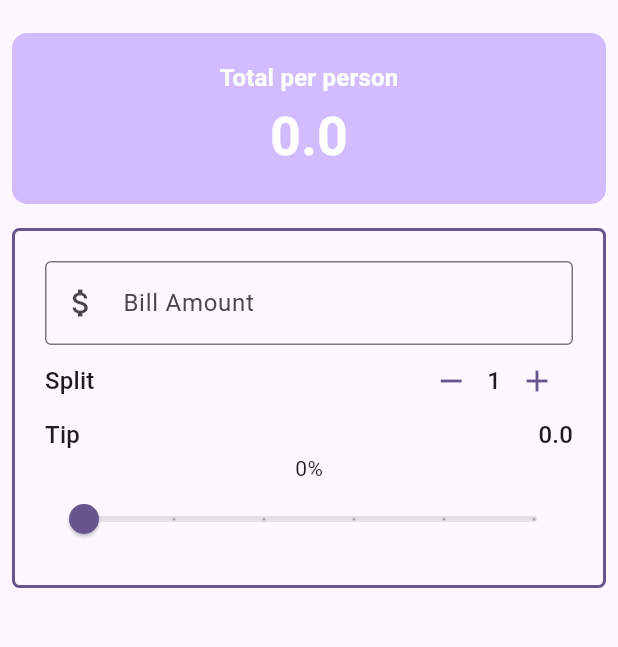
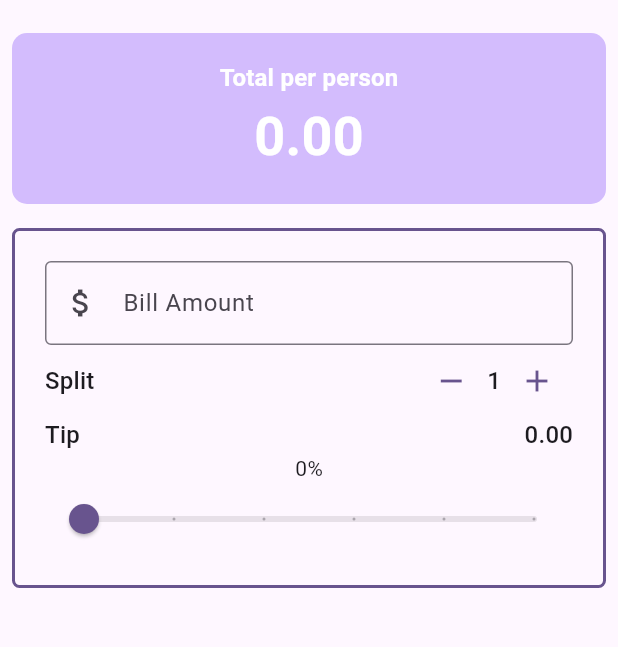
Before and after one commit to arsmors/uTip, a Flutter app: the screen it shows after launch, on a phone screen of 412 x 824 dp, the part 63-710 px from its top. Run offline on Flutter 3.47's test engine with Material 3 defaults, Android fonts, the phone set to English and light mode, and no system bars.

```diff
--- a/lib/main.dart
+++ b/lib/main.dart
@@ -1,7 +1,9 @@
 import 'package:flutter/material.dart';
 import 'package:utip/widgets/bill_amount_field.dart';
 import 'package:utip/widgets/person_counter.dart';
+import 'package:utip/widgets/tip_row.dart';
 import 'package:utip/widgets/tip_slider.dart';
+import 'package:utip/widgets/total_per_person.dart';
 
 void main() {
   runApp(const MyApp());
@@ -70,28 +72,7 @@ class _UTipState extends State<UTip> {
       body: Column(
         crossAxisAlignment: CrossAxisAlignment.stretch,
         children: [
-          Padding(
-            padding: const EdgeInsets.all(8.0),
-            child: Container(
-                padding: const EdgeInsets.all(18),
-                decoration: BoxDecoration(
-                    color: theme.colorScheme.inversePrimary,
-                    borderRadius: BorderRadius.circular(10)),
-                child: Column(
-                  children: [
-                    Text(
-                      "Total per person",
-                      style: style,
-                    ),
-                    Text(
-                      "$total",
-                      style: style.copyWith(
-                          color: theme.colorScheme.onPrimary,
-                          fontSize: theme.textTheme.displaySmall?.fontSize!),
-                    ),
-                  ],
-                )),
-          ),
+          TotalPerPerson(theme: theme, style: style, total: total),
           Padding(
             padding: const EdgeInsets.all(8.0),
             child: Container(
@@ -126,19 +107,7 @@ class _UTipState extends State<UTip> {
                       ),
                     ],
                   ),
-                  Row(
-                    mainAxisAlignment: MainAxisAlignment.spaceBetween,
-                    children: [
-                      Text(
-                        'Tip',
-                        style: theme.textTheme.titleMedium,
-                      ),
-                      Text(
-                        "$totalT",
-                        style: theme.textTheme.titleMedium,
-                      )
-                    ],
-                  ),
+                  TipRow(theme: theme, totalT: totalT),
                   Text('${(_tipPercentage * 100).round()}%'),
                   TipSlider(
                     tipPercentage: _tipPercentage,
--- /dev/null
+++ b/lib/widgets/tip_row.dart
@@ -0,0 +1,29 @@
+import 'package:flutter/material.dart';
+
+class TipRow extends StatelessWidget {
+  const TipRow({
+    super.key,
+    required this.theme,
+    required this.totalT,
+  });
+
+  final ThemeData theme;
+  final double totalT;
+
+  @override
+  Widget build(BuildContext context) {
+    return Row(
+      mainAxisAlignment: MainAxisAlignment.spaceBetween,
+      children: [
+        Text(
+          'Tip',
+          style: theme.textTheme.titleMedium,
+        ),
+        Text(
+          totalT.toStringAsFixed(2),
+          style: theme.textTheme.titleMedium,
+        )
+      ],
+    );
+  }
+}
--- /dev/null
+++ b/lib/widgets/total_per_person.dart
@@ -0,0 +1,40 @@
+import 'package:flutter/material.dart';
+
+class TotalPerPerson extends StatelessWidget {
+  const TotalPerPerson({
+    super.key,
+    required this.theme,
+    required this.style,
+    required this.total,
+  });
+
+  final ThemeData theme;
+  final TextStyle style;
+  final double total;
+
+  @override
+  Widget build(BuildContext context) {
+    return Padding(
+      padding: const EdgeInsets.all(8.0),
+      child: Container(
+          padding: const EdgeInsets.all(18),
+          decoration: BoxDecoration(
+              color: theme.colorScheme.inversePrimary,
+              borderRadius: BorderRadius.circular(10)),
+          child: Column(
+            children: [
+              Text(
+                "Total per person",
+                style: style,
+              ),
+              Text(
+                total.toStringAsFixed(2),
+                style: style.copyWith(
+                    color: theme.colorScheme.onPrimary,
+                    fontSize: theme.textTheme.displaySmall?.fontSize!),
+              ),
+            ],
+          )),
+    );
+  }
+}
```
